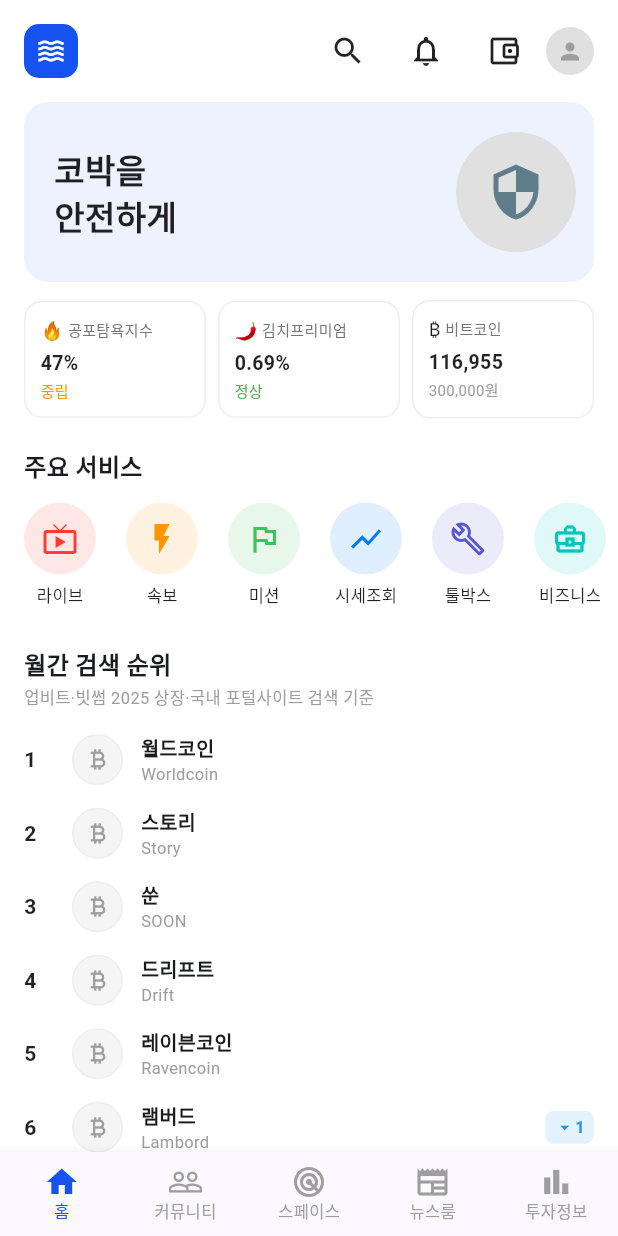
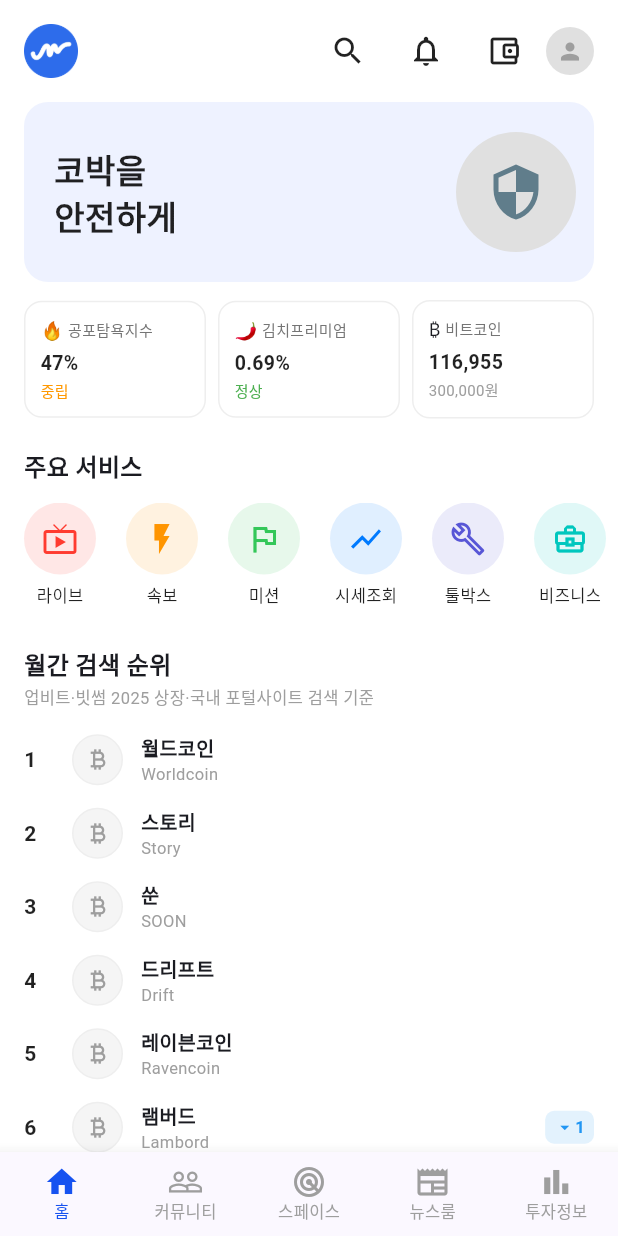
Before and after one commit to 0xdavidhan97/cobak-reward, a Flutter app: the screen it shows after launch, on a phone screen of 412 x 824 dp. Run offline on Flutter 3.47's test engine with Material 3 defaults, Android fonts, the phone set to English and light mode, and no system bars.

Commit message:
Replace app bar icon with actual Cobak logo

```diff
--- a/lib/widgets/cobak_app_bar.dart
+++ b/lib/widgets/cobak_app_bar.dart
@@ -9,14 +9,10 @@
       padding: const EdgeInsets.symmetric(horizontal: 16, vertical: 10),
       child: Row(
         children: [
-          Container(
+          Image.asset(
+            'assets/images/cobak_logo.png',
             width: 36,
             height: 36,
-            decoration: BoxDecoration(
-              color: const Color(0xFF1652F0),
-              borderRadius: BorderRadius.circular(10),
-            ),
-            child: const Icon(Icons.waves, color: Colors.white, size: 20),
           ),
           const Spacer(),
           IconButton(
--- a/pubspec.yaml
+++ b/pubspec.yaml
@@ -57,10 +57,8 @@
   # the material Icons class.
   uses-material-design: true
 
-  # To add assets to your application, add an assets section, like this:
-  # assets:
-  #   - images/a_dot_burr.jpeg
-  #   - images/a_dot_ham.jpeg
+  assets:
+    - assets/images/
 
   # An image asset can refer to one or more resolution-specific "variants", see
   # https://flutter.dev/to/resolution-aware-images
```
Also changed, not shown: assets/images/cobak_logo.png (added).
